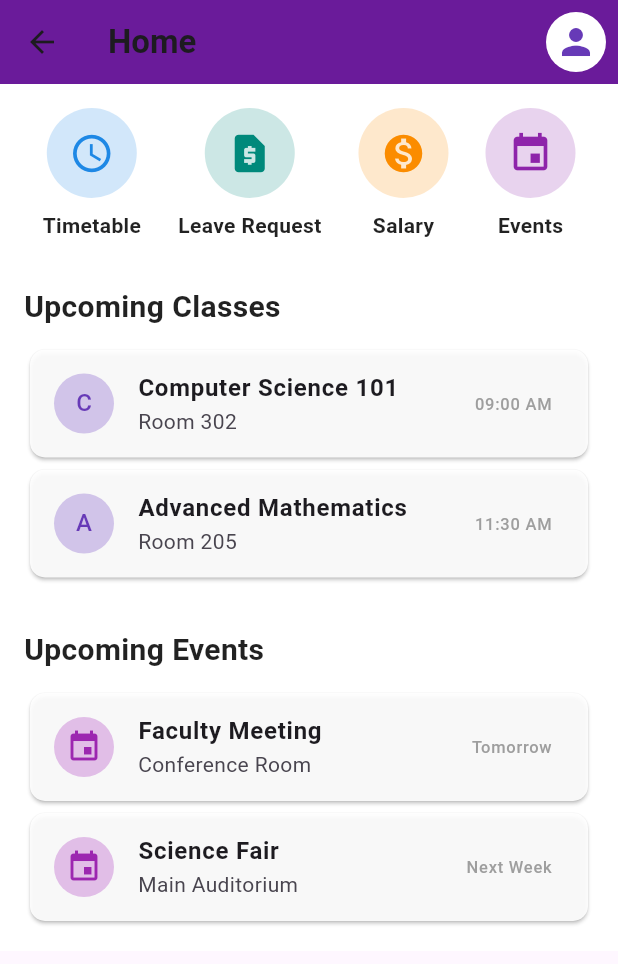
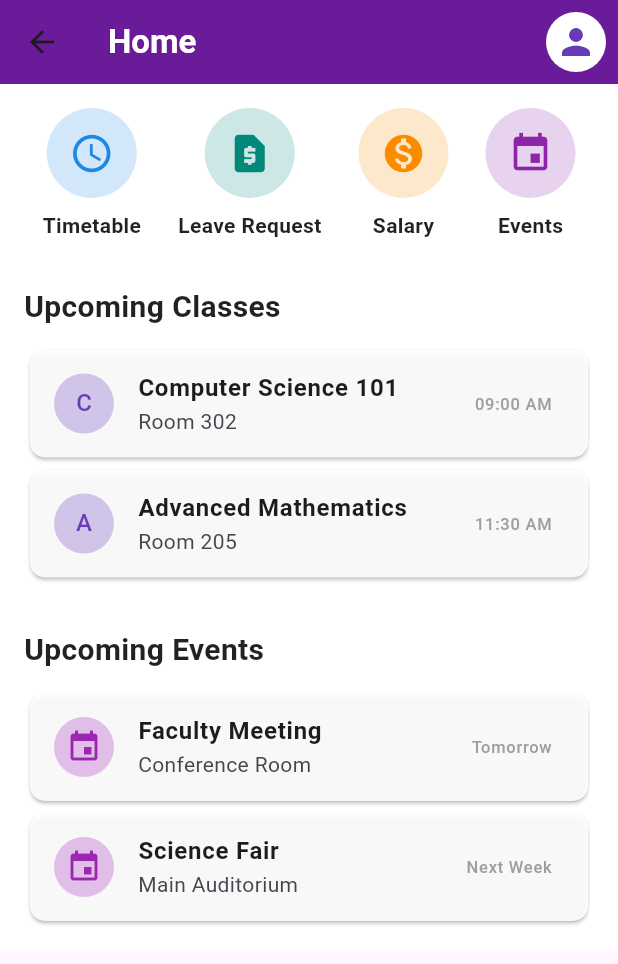
Before and after one commit to Joel-Joshy-V/RecycleWise, a Flutter app: the HomePage screen opened directly, on a phone screen of 412 x 824 dp. Shown: the top 964 px of the screen. Run offline on Flutter 3.47's test engine with Material 3 defaults, Android fonts, the phone set to English and light mode, and no system bars.

Commit message:
Color platte have been changed

```diff
--- a/Desktop/mysql_project/mysql_project/lib/home.dart
+++ b/Desktop/mysql_project/mysql_project/lib/home.dart
@@ -11,7 +11,7 @@ class HomePage extends StatelessWidget {
       appBar: AppBar(
         title: const Text(
           'Home',
-          style: TextStyle(fontWeight: FontWeight.bold),
+          style: TextStyle(fontWeight: FontWeight.bold, color: Colors.white,),
         ),
         backgroundColor: const Color(0xFF6A1B9A), // Dark purple color for the AppBar
         actions: [
```
